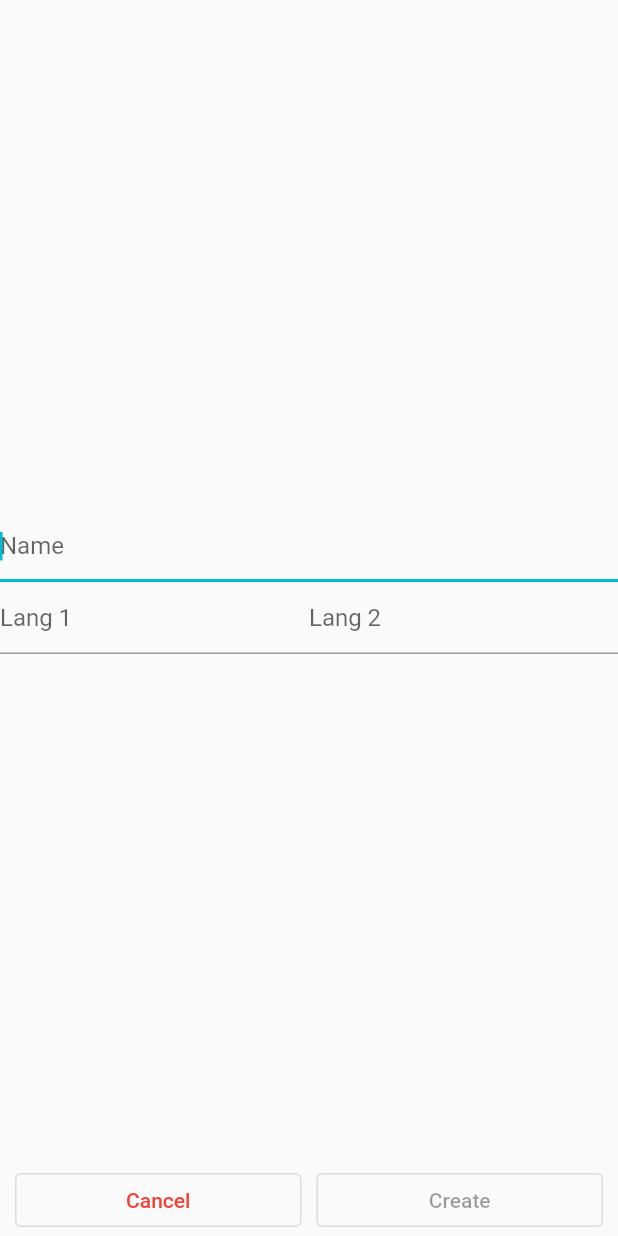
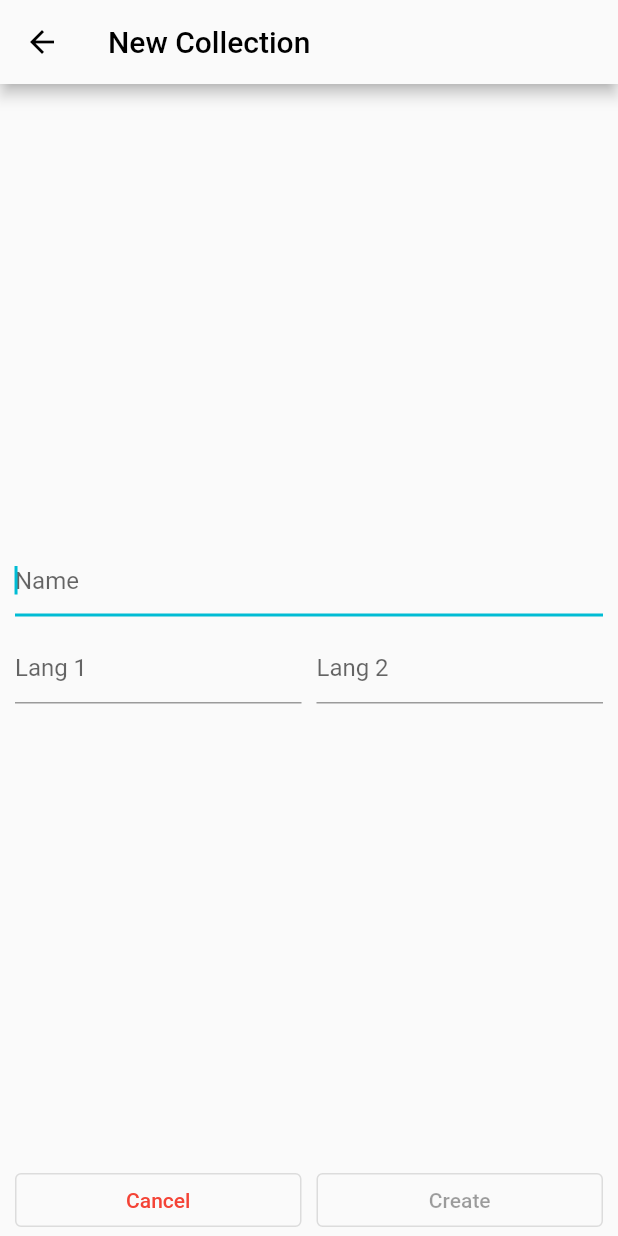
Before and after one commit to zsoltkebel/flutter-word-learn, a Flutter app: the CreateCollectionPage screen opened directly, on a phone screen of 412 x 824 dp. Run offline on Flutter 3.47's test engine with Material 2 defaults, Android fonts, the phone set to English and light mode, and no system bars; our stand-ins replace cloud_firestore, firebase_auth, firebase_core, firebase_storage, just_audio; missing offline and left inert: record; accounts and stored records are empty.

Commit message:
Refactor create collection screen

```diff
--- a/lib/screens/create_collection.dart
+++ b/lib/screens/create_collection.dart
@@ -28,33 +28,14 @@ class _CreateCollectionPageState extends State<CreateCollectionPage> {
   @override
   Widget build(BuildContext context) {
     return Scaffold(
+      appBar: AppBar(title: const Text("New Collection"),),
       body: SafeArea(
         child: Column(
           children: [
             const Spacer(),
-            TextField(
-              controller: nameController,
-              onChanged: onValueChanged,
-              autofocus: true,
-              decoration: const InputDecoration(hintText: "Name"),
-            ),
-            Row(
-              children: [
-                Expanded(
-                  child: TextField(
-                    controller: lang1Controller,
-                    onChanged: onValueChanged,
-                    decoration: const InputDecoration(hintText: "Lang 1"),
-                  ),
-                ),
-                Expanded(
-                  child: TextField(
-                    controller: lang2Controller,
-                    onChanged: onValueChanged,
-                    decoration: const InputDecoration(hintText: "Lang 2"),
-                  ),
-                ),
-              ],
+            Padding(
+              padding: const EdgeInsets.symmetric(horizontal: 10.0),
+              child: _buildInputFields(),
             ),
             const Spacer(),
             Row(
@@ -88,6 +69,41 @@ class _CreateCollectionPageState extends State<CreateCollectionPage> {
       ),
     );
   }
+
+  Widget _buildInputFields() => Column(
+        children: [
+          TextField(
+            controller: nameController,
+            onChanged: onValueChanged,
+            autofocus: true,
+            decoration: const InputDecoration(hintText: "Name"),
+          ),
+          const SizedBox(
+            height: 10.0,
+          ),
+          Row(
+            children: [
+              Expanded(
+                child: TextField(
+                  controller: lang1Controller,
+                  onChanged: onValueChanged,
+                  decoration: const InputDecoration(hintText: "Lang 1"),
+                ),
+              ),
+              const SizedBox(
+                width: 10.0,
+              ),
+              Expanded(
+                child: TextField(
+                  controller: lang2Controller,
+                  onChanged: onValueChanged,
+                  decoration: const InputDecoration(hintText: "Lang 2"),
+                ),
+              ),
+            ],
+          ),
+        ],
+      );
 
   void onValueChanged(String text) {
     setState(() {
```
